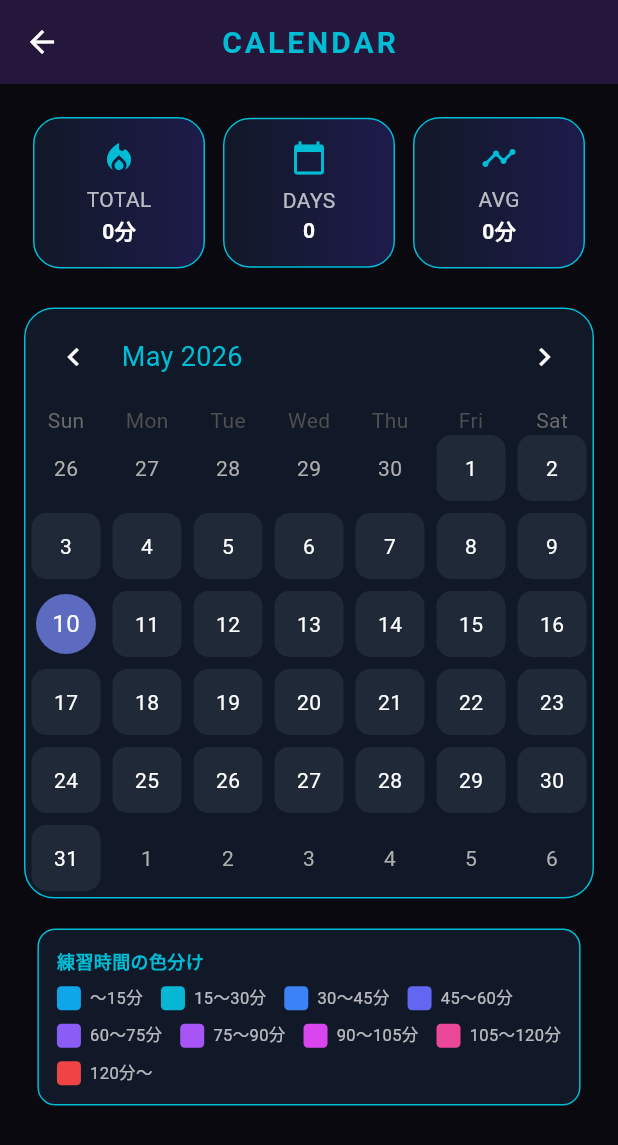
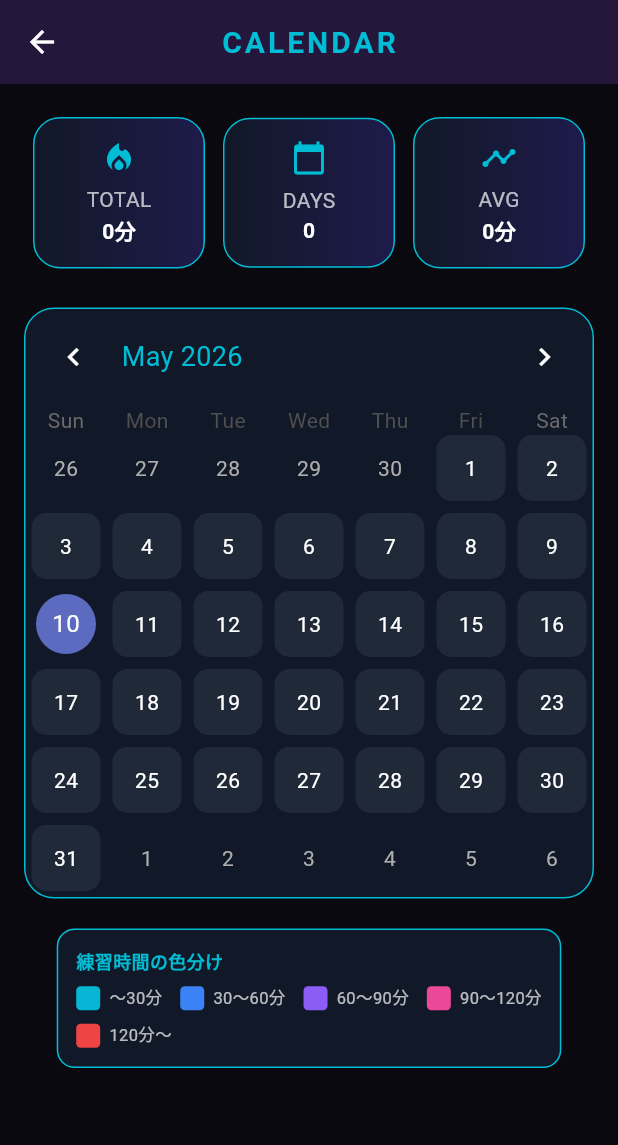
Before and after one commit to columbus0370/dance_app, a Flutter app: the CalendarPage screen opened directly, on a phone screen of 412 x 824 dp. Shown: the top 1145 px of the screen. Run offline on Flutter 3.47's test engine with Material 3 defaults, Android fonts, the phone set to English and light mode, and no system bars; drawn by our look-alikes of table_calendar; our stand-ins replace flutter_riverpod, hive, hive_flutter; accounts and stored records are empty.

Commit message:
Simplify color scheme to 5 stages with 30-minute intervals
Simplify color scheme to 5 stages with 30-minute intervals

- Update getDayColor() to use 5-step color gradient with 30-minute intervals
- Update getCardColor() in log_list_page.dart with matching intervals
- Simplify color legend to show 5 color ranges
- Update help documentation

New color progression:
- Under 30 min: Cyan (#06B6D4)
- 30-60 min: Blue (#3B82F6)
- 60-90 min: Violet (#8B5CF6)
- 90-120 min: Pink (#EC4899)
- 120+ min: Red (#EF4444)

```diff
--- a/lib/calendar_page.dart
+++ b/lib/calendar_page.dart
@@ -87,27 +87,15 @@ class _CalendarPageState
     if (minutes == 0) {
       return const Color(
           0xFF1F2937);
-    } else if (minutes < 15) {
-      return const Color(
-          0xFF0EA5E9);
     } else if (minutes < 30) {
       return const Color(
           0xFF06B6D4);
-    } else if (minutes < 45) {
+    } else if (minutes < 60) {
       return const Color(
           0xFF3B82F6);
-    } else if (minutes < 60) {
-      return const Color(
-          0xFF6366F1);
-    } else if (minutes < 75) {
+    } else if (minutes < 90) {
       return const Color(
           0xFF8B5CF6);
-    } else if (minutes < 90) {
-      return const Color(
-          0xFFA855F7);
-    } else if (minutes < 105) {
-      return const Color(
-          0xFFD946EF);
     } else if (minutes < 120) {
       return const Color(
           0xFFEC4899);
@@ -183,14 +171,10 @@ class _CalendarPageState
 
   Widget _buildColorLegend() {
     final colorSteps = [
-      ('～15分', 0xFF0EA5E9),
-      ('15～30分', 0xFF06B6D4),
-      ('30～45分', 0xFF3B82F6),
-      ('45～60分', 0xFF6366F1),
-      ('60～75分', 0xFF8B5CF6),
-      ('75～90分', 0xFFA855F7),
-      ('90～105分', 0xFFD946EF),
-      ('105～120分',
+      ('～30分', 0xFF06B6D4),
+      ('30～60分', 0xFF3B82F6),
+      ('60～90分', 0xFF8B5CF6),
+      ('90～120分',
           0xFFEC4899),
       ('120分～', 0xFFEF4444),
     ];
--- a/lib/help_page.dart
+++ b/lib/help_page.dart
@@ -93,7 +93,7 @@ class HelpPage extends StatelessWidget {
               _buildSection(
                 title: 'カレンダー',
                 content:
-                    'カレンダーボタンから月単位の統計と練習日を確認できます。15分単位の細かいグラデーション色で表示：\n• 薄青：15分未満\n• シアン：15～30分\n• 青：30～45分\n• 紫青：45～60分\n• 紫：60～75分\n• 濃紫：75～90分\n• マゼンタ：90～105分\n• ピンク：105～120分\n• 赤：120分以上\nカレンダーの下部に色分けが表示され、練習量をひと目で確認できます。',
+                    'カレンダーボタンから月単位の統計と練習日を確認できます。30分単位でグラデーション色で表示：\n• シアン：30分未満\n• 青：30～60分\n• 紫：60～90分\n• ピンク：90～120分\n• 赤：120分以上\nカレンダーの下部に色分けが表示され、練習量をひと目で確認できます。',
               ),
               const SizedBox(
                   height: 20),
```
Also changed, not shown: lib/log_list_page.dart (+3 -15 lines).
